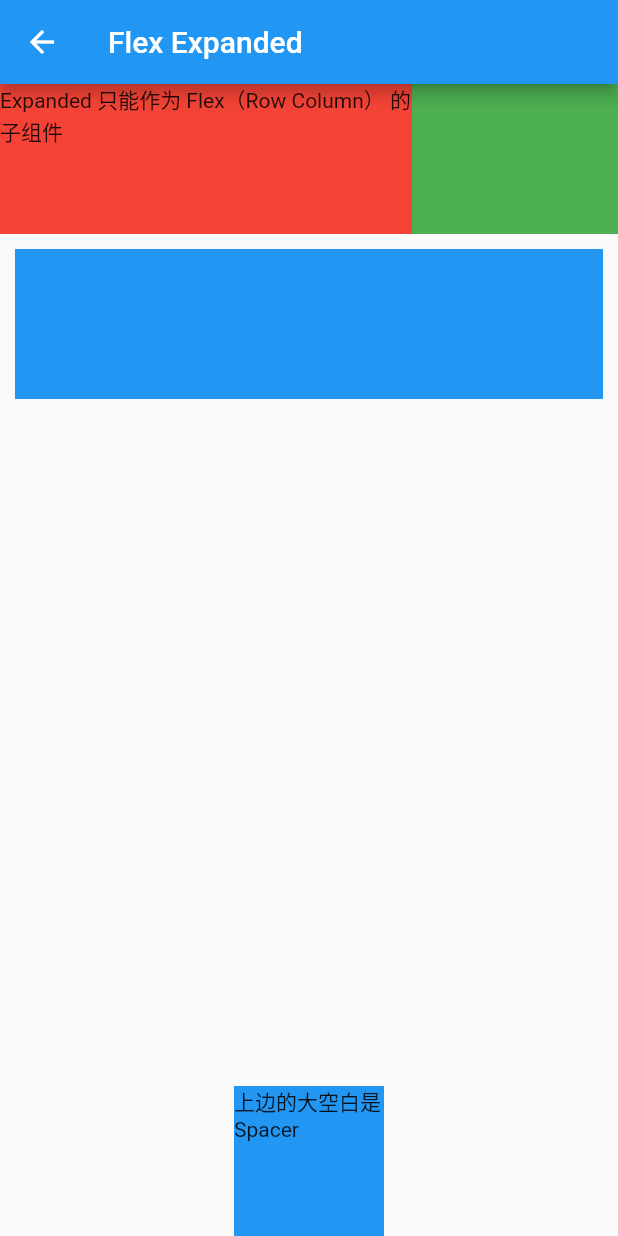
After one commit to xxxIxxxx/flutter_ddup, a Flutter app: the screen it shows after launch, after a tap on "Flex Expanded Spacer 弹性布局", on a phone screen of 412 x 824 dp. The commit adds this screen. Run offline on Flutter 3.47's test engine with Material 2 defaults, Android fonts, the phone set to English and light mode, and no system bars; our stand-ins replace fluro.

Commit message:
Flex Expanded Spacer 弹性布局

```diff
--- a/lib/app/home_page.dart
+++ b/lib/app/home_page.dart
@@ -96,6 +96,13 @@ class _MyHomePageState extends State<MyHomePage> {
                     transition: TransitionType.fadeIn);
               },
               child: const Text("Row Column 线性布局")),
+          TextButton(
+            onPressed: () {
+              Application.router.navigateTo(context, Routes.flexExpanded,
+                  transition: TransitionType.inFromTop);
+            },
+            child: const Text("Flex Expanded Spacer 弹性布局"),
+          )
         ],
       ),
     );
--- /dev/null
+++ b/lib/class/Flex,Expanded弹性布局/flex_expanded_page.dart
@@ -0,0 +1,64 @@
+import 'package:flutter/material.dart';
+
+class FlexExpandedPage extends StatefulWidget {
+  const FlexExpandedPage({Key? key}) : super(key: key);
+
+  @override
+  _FlexExpandedPageState createState() => _FlexExpandedPageState();
+}
+
+class _FlexExpandedPageState extends State<FlexExpandedPage> {
+  @override
+  Widget build(BuildContext context) {
+    return Scaffold(
+      appBar: AppBar(
+        title: const Text('Flex Expanded'),
+      ),
+      body: Column(
+        children: [
+          Flex(
+            direction: Axis.horizontal,
+            children: [
+              Expanded(
+                  // 设置所占比例
+                  flex: 2,
+                  child: Container(
+                    color: Colors.red,
+                    height: 100,
+                    child: const Text("Expanded 只能作为 Flex（Row Column） 的子组件"),
+                  )),
+              Expanded(
+                  flex: 1,
+                  child: Container(
+                    color: Colors.green,
+                    height: 100,
+                  )),
+            ],
+          ),
+          Padding(
+              padding: const EdgeInsets.all(10),
+              child: Row(
+                children: [
+                  Expanded(
+                      child: Container(
+                    color: Colors.blue,
+                    height: 100,
+                  )),
+                ],
+              )),
+          const Spacer(),
+          Column(
+            children: [
+              Container(
+                color: Colors.blue,
+                width: 100,
+                height: 100,
+                child: const Text("上边的大空白是 Spacer"),
+              )
+            ],
+          )
+        ],
+      ),
+    );
+  }
+}
--- a/lib/route/route_handlers.dart
+++ b/lib/route/route_handlers.dart
@@ -3,6 +3,7 @@ import 'package:flutter/cupertino.dart';
 import 'package:flutter_ddup/app/home_page.dart';
 import 'package:flutter_ddup/class/%E7%BA%BF%E6%80%A7%E5%B8%83%E5%B1%80Row,Column/row_page.dart';
 import 'package:flutter_ddup/class/UnconstrainedBox%E3%80%81ConstrainedBox%E3%80%81SizedBox%20%E7%BA%A6%E6%9D%9F%E5%B8%83%E5%B1%80/constraints_page.dart';
+import '../class/Flex,Expanded弹性布局/flex_expanded_page.dart';
 import '../class/Text文本及样式/text_page.dart';
 import '../class/widget生命周期/counter_life_cycle_page.dart';
 import '../class/单选开关复选开关/switch_page.dart';
@@ -73,3 +74,8 @@ var rowColumnHandeler = Handler(
     handlerFunc: (BuildContext? context, Map<String, List<String>> params) {
   return const RowPage();
 });
+
+var flexExpandedHandeler = Handler(
+    handlerFunc: (BuildContext? context, Map<String, List<String>> params) {
+  return const FlexExpandedPage();
+});
--- a/lib/route/routes.dart
+++ b/lib/route/routes.dart
@@ -17,6 +17,7 @@ class Routes {
   static String progress = "/progress";
   static String constraints = "/constraints";
   static String rowColumn = "/rowColumn";
+  static String flexExpanded = "/flexExpanded";
 
   static void configureRoutes(FluroRouter router) {
     router.notFoundHandler = Handler(
@@ -35,5 +36,6 @@ class Routes {
     router.define(progress, handler: progressHandeler);
     router.define(constraints, handler: constraintsHandeler);
     router.define(rowColumn, handler: rowColumnHandeler);
+    router.define(flexExpanded, handler: flexExpandedHandeler);
   }
 }
```
Also changed, not shown: 10 other files.
